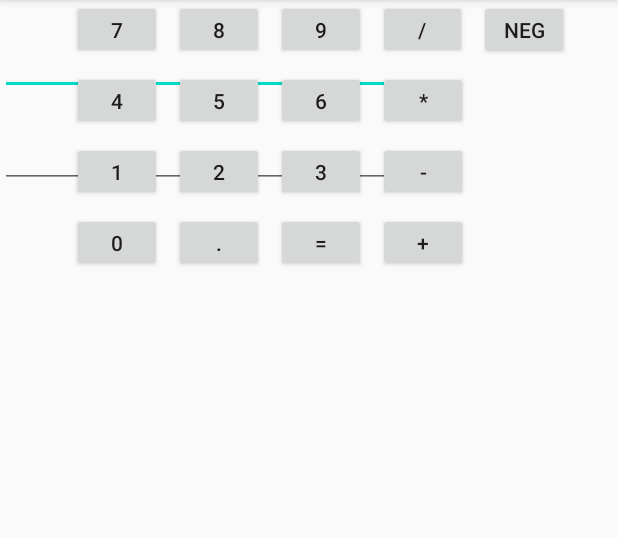
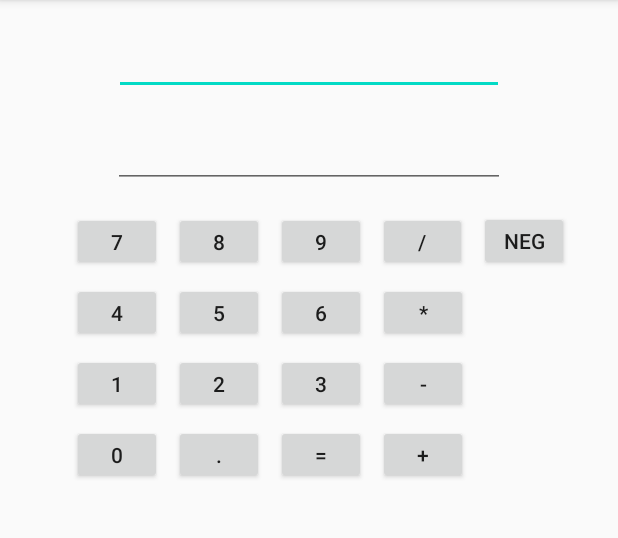
Before and after one commit to DSkilton/AndroidCalculator, an Android app: the screen it shows after launch (MainActivity), on a phone screen of 412 x 824 dp, the part 84-622 px from its top. Run offline under Robolectric (Android 15) with nearby library versions, the phone set to English and light mode, and no system bars.

Commit message:
added constraints

```diff
--- a/app/src/main/res/layout/activity_main.xml
+++ b/app/src/main/res/layout/activity_main.xml
@@ -13,8 +13,9 @@
         android:layout_marginTop="8dp"
         android:ems="10"
         android:inputType="numberSigned|numberDecimal"
-        app:layout_constraintTop_toTopOf="parent"
-        tools:layout_editor_absoluteX="76dp" />
+        app:layout_constraintEnd_toEndOf="parent"
+        app:layout_constraintStart_toStartOf="parent"
+        app:layout_constraintTop_toTopOf="parent" />
 
     <TextView
         android:id="@+id/operation"
@@ -34,8 +35,9 @@
         android:layout_marginTop="8dp"
         android:ems="10"
         android:inputType="numberSigned|numberDecimal"
-        app:layout_constraintTop_toBottomOf="@+id/result"
-        tools:layout_editor_absoluteX="76dp" />
+        app:layout_constraintEnd_toEndOf="parent"
+        app:layout_constraintStart_toStartOf="parent"
+        app:layout_constraintTop_toBottomOf="@+id/result" />
 
     <Button
         android:id="@+id/button1"
@@ -132,6 +134,7 @@
         android:layout_height="39dp"
         android:layout_marginStart="8dp"
         android:layout_marginLeft="8dp"
+        android:layout_marginTop="16dp"
         android:layout_marginEnd="8dp"
         android:layout_marginRight="8dp"
         android:minWidth="46dp"
@@ -139,7 +142,7 @@
         app:layout_constraintEnd_toEndOf="parent"
         app:layout_constraintHorizontal_bias="0.524"
         app:layout_constraintStart_toStartOf="parent"
-        tools:layout_editor_absoluteY="143dp" />
+        app:layout_constraintTop_toBottomOf="@+id/newNumber" />
 
     <Button
         android:id="@+id/button0"
```
